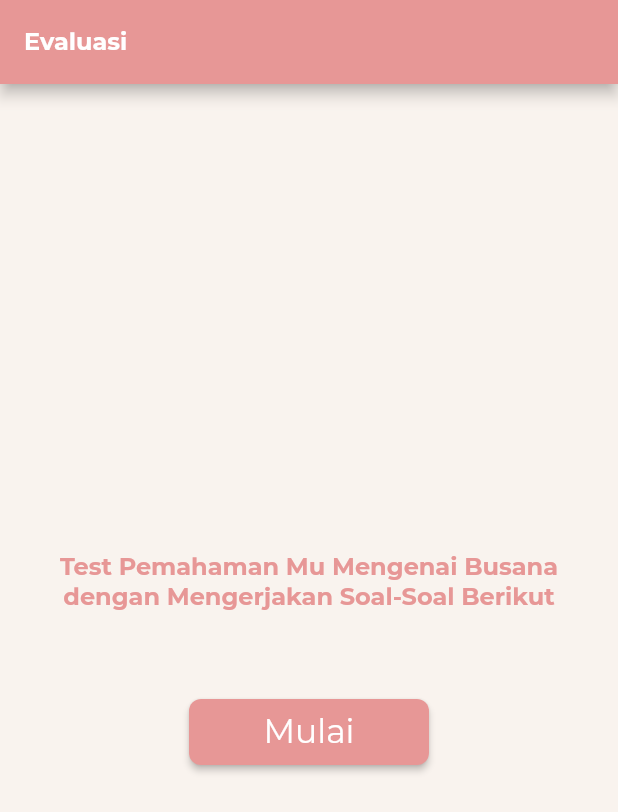
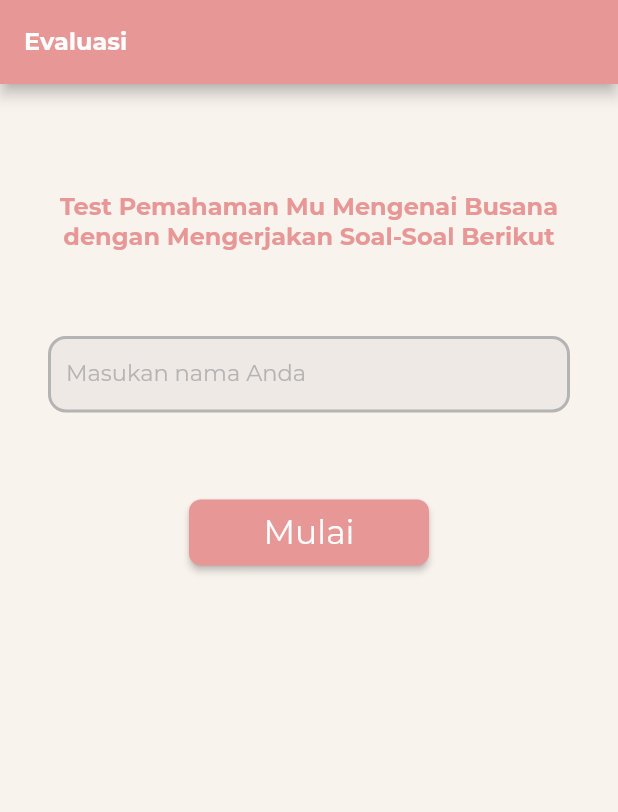
Before and after one commit to riansyahrobi8/TailorApp, a Flutter app: the Evaluasi screen opened directly, on a phone screen of 412 x 824 dp. Shown: the top 812 px of the screen. Run offline on Flutter 3.47's test engine with Material 2 defaults, Android fonts, the phone set to English and light mode, and no system bars; our stand-ins replace cached_network_image, shared_preferences, youtube_player_flutter; accounts and stored records are empty; project files that could hold a hidden picture were left out.

Commit message:
add textformfield to evaluasi.dart

```diff
--- a/lib/screens/Evaluasi.dart
+++ b/lib/screens/Evaluasi.dart
@@ -11,12 +11,6 @@ class Evaluasi extends StatefulWidget {
 
 class _EvaluasiState extends State<Evaluasi> {
   TextEditingController nameController = new TextEditingController();
-  String username = '';
-
-  void addStringToSF(String name) async {
-    SharedPreferences prefs = await SharedPreferences.getInstance();
-    await prefs.setString('username', nameController.text);
-  }
 
   @override
   Widget build(BuildContext context) {
@@ -31,7 +25,9 @@ class _EvaluasiState extends State<Evaluasi> {
               color: Colors.white,
               fontWeight: FontWeight.w800),
         ),
-        body: Center(
+        body: SingleChildScrollView(
+          child: Container(
+            margin: const EdgeInsets.only(top: 72.0),
             child: Column(
               mainAxisAlignment: MainAxisAlignment.center,
               children: [
@@ -49,13 +45,39 @@ class _EvaluasiState extends State<Evaluasi> {
                 SizedBox(
                   height: 56.0,
                 ),
+                Padding(
+                  padding: const EdgeInsets.symmetric(horizontal: 32.0),
+                  child: TextFormField(
+                      controller: nameController,
+                      decoration: InputDecoration(
+                          filled: true,
+                          labelText: "Masukan nama Anda",
+                          isDense: true,
+                          labelStyle: TextStyle(
+                              fontFamily: "Montserrat",
+                              fontSize: 15.0,
+                              color: myColor.subTitleColor),
+                          enabledBorder: OutlineInputBorder(
+                              borderRadius: BorderRadius.circular(12.0),
+                              borderSide: BorderSide(
+                                  color: myColor.subTitleColor, width: 2.0)),
+                          border: OutlineInputBorder(
+                              borderRadius: BorderRadius.circular(12.0)))),
+                ),
+                SizedBox(
+                  height: 56.0,
+                ),
                 ButtonTheme(
                   height: 44.0,
                   minWidth: 160.0,
                   child: RaisedButton(
                     onPressed: () {
-                    return Navigator.pushReplacement(context,
-                        MaterialPageRoute(builder: (context) => GetDataSoal()));
+                      return Navigator.pushReplacement(
+                          context,
+                          MaterialPageRoute(
+                              builder: (context) => GetDataSoal(
+                                    name: nameController.text,
+                                  )));
                     },
                     color: myColor.primaryColor,
                     child: MyCustomText(
@@ -69,6 +91,13 @@ class _EvaluasiState extends State<Evaluasi> {
                 ),
               ],
             ),
+          ),
         ));
   }
+
+  @override
+  void dispose() {
+    nameController.dispose();
+    super.dispose();
   }
+}
```
Also changed, not shown: lib/screens/evaluasi/hasilUjian.dart (+17 -4 lines), lib/screens/evaluasi/quizpage.dart (+20 -7 lines), lib/widgets/MyNavDrawer.dart (+4 -4 lines), assets/images/materi/belahan/belahan1.jpeg, assets/images/materi/belahan/belahan2.jpeg, assets/images/materi/belahan/belahan3.jpeg, assets/images/materi/blus/blus1.jpeg, assets/images/materi/blus/blus2.jpeg, assets/images/materi/blus/blus3.jpeg, assets/images/materi/blus/blus4.jpeg, assets/images/materi/celana/celana2.jpeg, assets/images/materi/celana/celana3.jpeg, assets/images/materi/saku/sakudlm1.jpeg, assets/images/materi/saku/sakudlm2.jpeg, 5 more files, 1 other file. Lines whose indentation alone changed are shown as unchanged.
